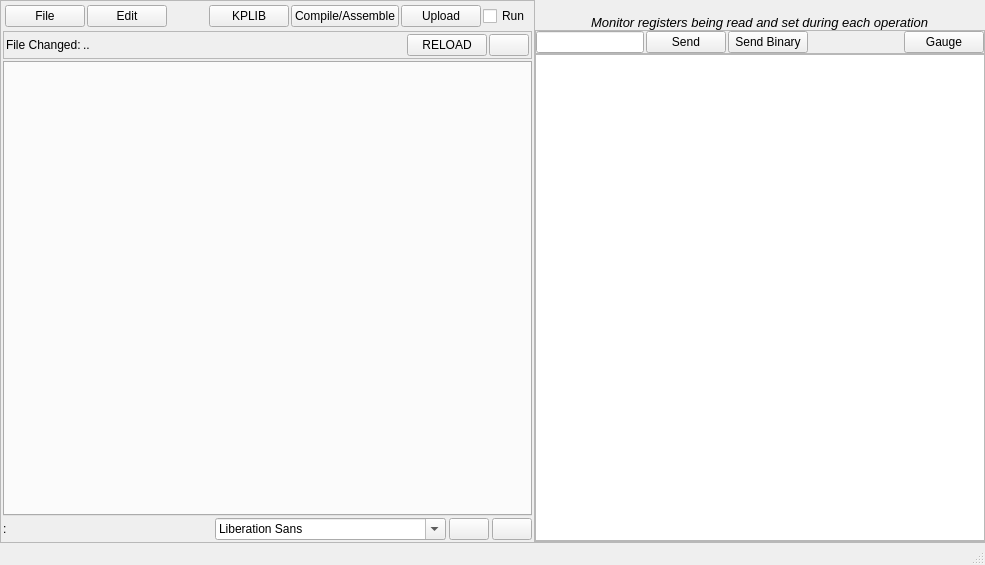
Old version of the form utilities/templates/layout_ide.ui in the repository csparkresearch/KuttyPy-GUI.
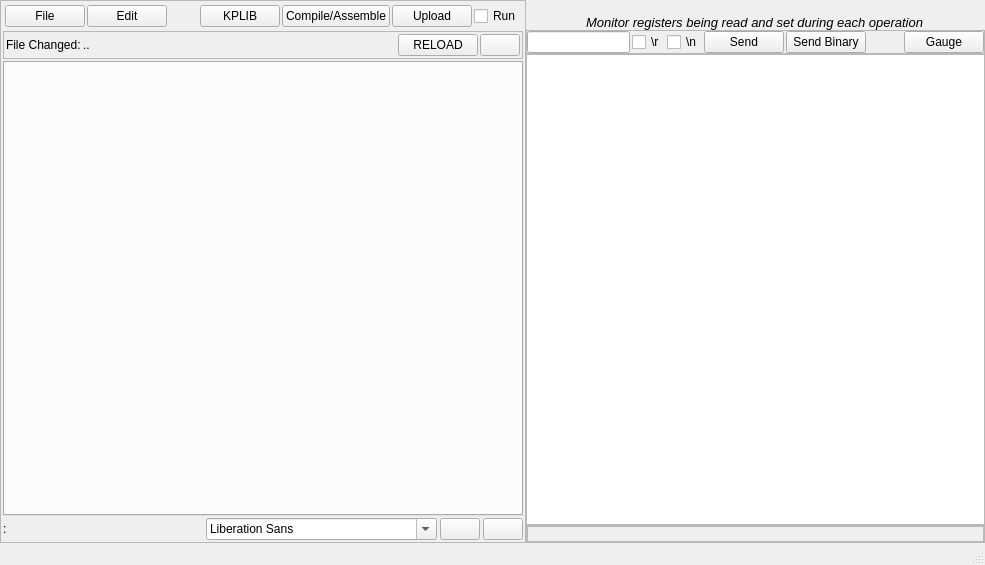
New version of the form. Icons and pictures are not drawn.

Patch:
```diff
--- a/utilities/templates/layout_ide.ui
+++ b/utilities/templates/layout_ide.ui
@@ -418,6 +418,40 @@
        <property name="bottomMargin">
         <number>0</number>
        </property>
+       <item>
+        <widget class="QFrame" name="mpFrame">
+         <property name="frameShape">
+          <enum>QFrame::StyledPanel</enum>
+         </property>
+         <property name="frameShadow">
+          <enum>QFrame::Raised</enum>
+         </property>
+         <layout class="QVBoxLayout" name="mpLayout">
+          <property name="spacing">
+           <number>0</number>
+          </property>
+          <property name="leftMargin">
+           <number>0</number>
+          </property>
+          <property name="topMargin">
+           <number>0</number>
+          </property>
+          <property name="rightMargin">
+           <number>0</number>
+          </property>
+          <property name="bottomMargin">
+           <number>0</number>
+          </property>
+          <item>
+           <widget class="QLabel" name="mpLabel">
+            <property name="text">
+             <string/>
+            </property>
+           </widget>
+          </item>
+         </layout>
+        </widget>
+       </item>
       </layout>
      </widget>
     </item>
@@ -472,6 +506,20 @@
        <item>
         <widget class="QLineEdit" name="serialData"/>
        </item>
+       <item>
+        <widget class="QCheckBox" name="returnKey">
+         <property name="text">
+          <string>\r</string>
+         </property>
+        </widget>
+       </item>
+       <item>
+        <widget class="QCheckBox" name="newlineKey">
+         <property name="text">
+          <string>\n</string>
+         </property>
+        </widget>
+       </item>
        <item>
         <widget class="QPushButton" name="sendASCIIButton">
          <property name="text">
```
